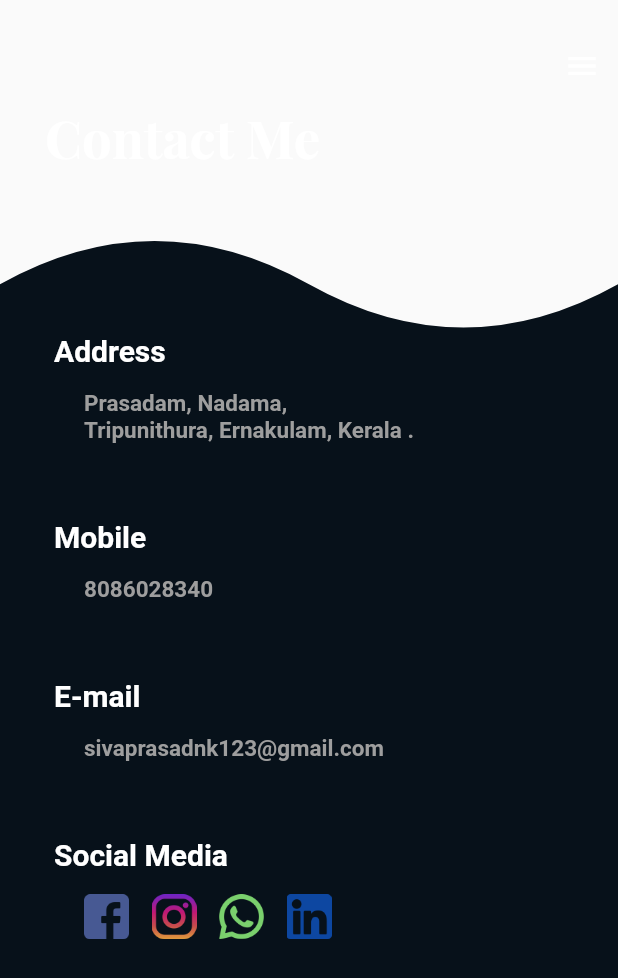
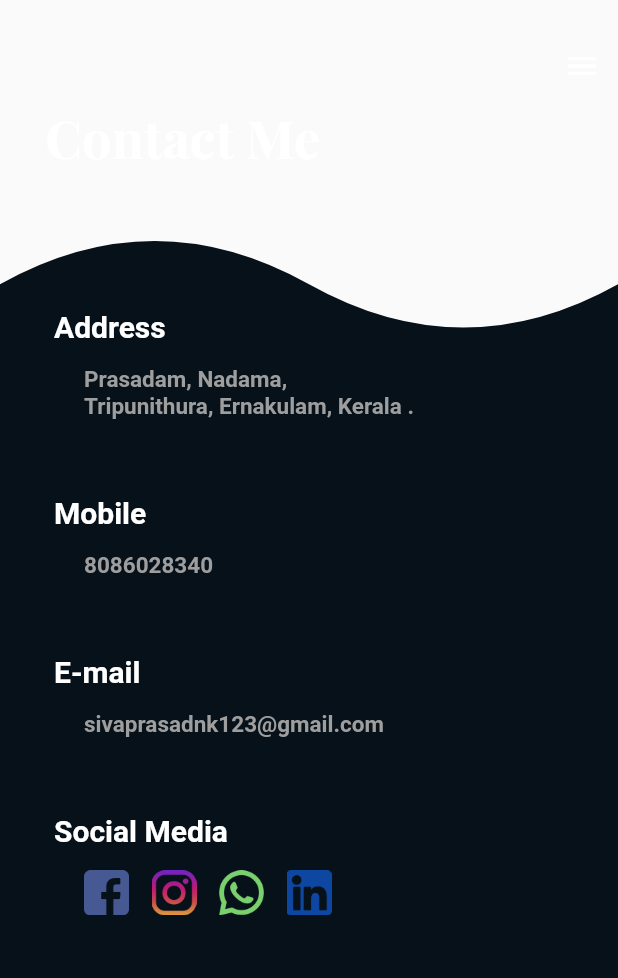
Before and after one commit to sivaprasadnk/website, a Flutter app: the AndroidContactMeScreen widget shown alone on an empty page, opened directly, on a phone screen of 412 x 824 dp. Shown: the top 978 px of the screen. Run offline on Flutter 3.47's test engine with Material 2 defaults, Android fonts, the phone set to English and light mode, and no system bars; drawn by our look-alikes of auto_animated; our stand-ins replace animate_do, animated_text_kit, bordered_text, dio, wave.

Commit message:
correcting android contct me padding

```diff
--- a/lib/views/android/contact_me/android.contactme.screen.dart
+++ b/lib/views/android/contact_me/android.contactme.screen.dart
@@ -83,7 +83,8 @@
                 ),
                 LiveList(
                   shrinkWrap: true,
-                  padding: const EdgeInsets.all(16),
+                  padding: const EdgeInsets.only(
+                      left: 16, right: 16, bottom: 10, top: 0),
                   physics: NeverScrollableScrollPhysics(),
                   showItemInterval: const Duration(milliseconds: 50),
                   showItemDuration: const Duration(milliseconds: 150),
```
